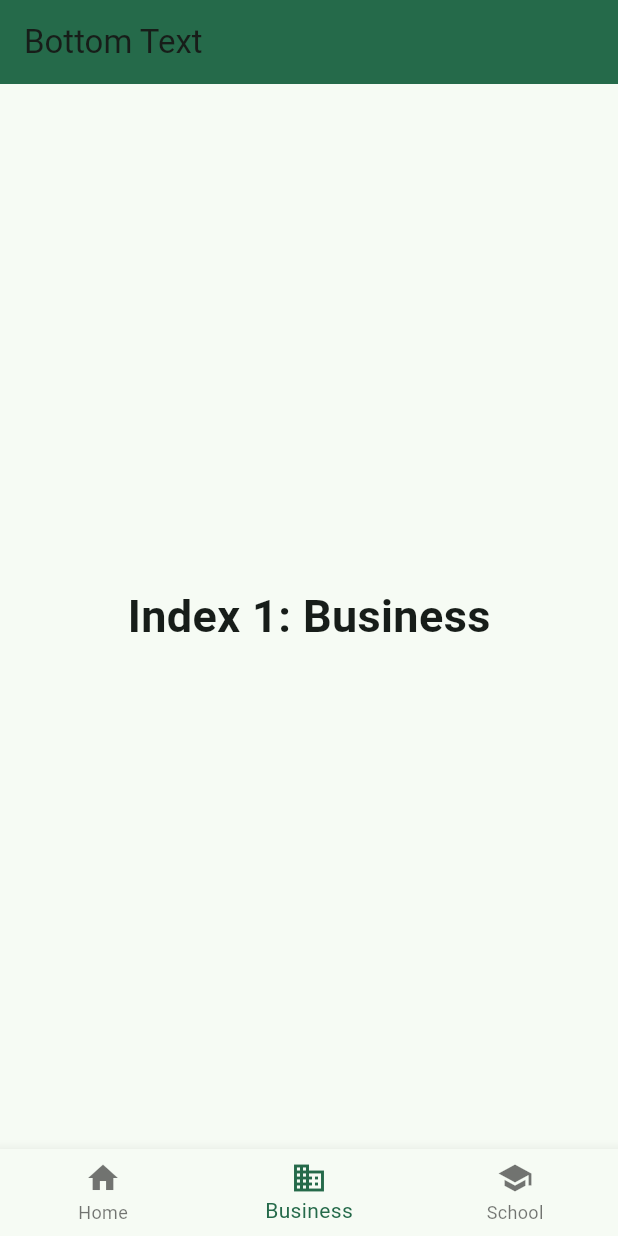
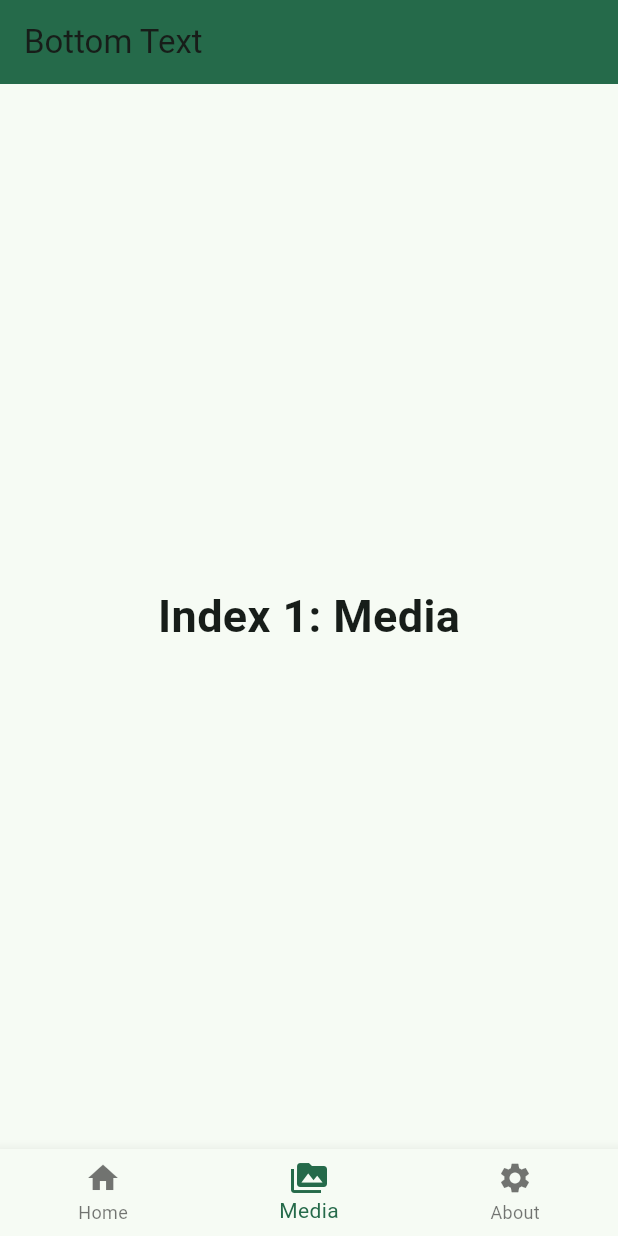
Before and after one commit to DenisDagbert/AMSE_Denis_Dagbert, a Flutter app: the screen it shows after launch, item 2 of the bottom bar chosen, on a phone screen of 412 x 824 dp. Run offline on Flutter 3.47's test engine with Material 3 defaults, Android fonts, the phone set to English and light mode, and no system bars.

Commit message:
Changed icons

```diff
--- a/tp1/lib/main.dart
+++ b/tp1/lib/main.dart
@@ -36,11 +36,11 @@ class _BottomNavigationBarExampleState
       style: optionStyle,
     ),
     Text(
-      'Index 1: Business',
+      'Index 1: Media',
       style: optionStyle,
     ),
     Text(
-      'Index 2: School',
+      'Index 2: About',
       style: optionStyle,
     ),
   ];
@@ -74,12 +74,12 @@ class _BottomNavigationBarExampleState
             label: 'Home',
           ),
           BottomNavigationBarItem(
-            icon: Icon(Icons.business),
-            label: 'Business',
+            icon: Icon(Icons.perm_media),
+            label: 'Media',
           ),
           BottomNavigationBarItem(
-            icon: Icon(Icons.school),
-            label: 'School',
+            icon: Icon(Icons.settings),
+            label: 'About',
           ),
         ],
         currentIndex: _selectedIndex,
```
